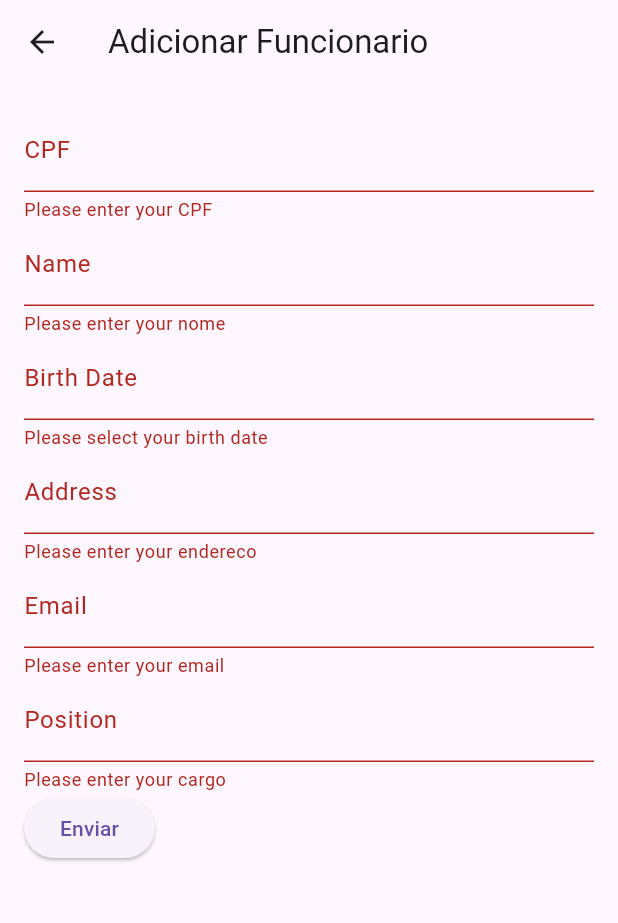
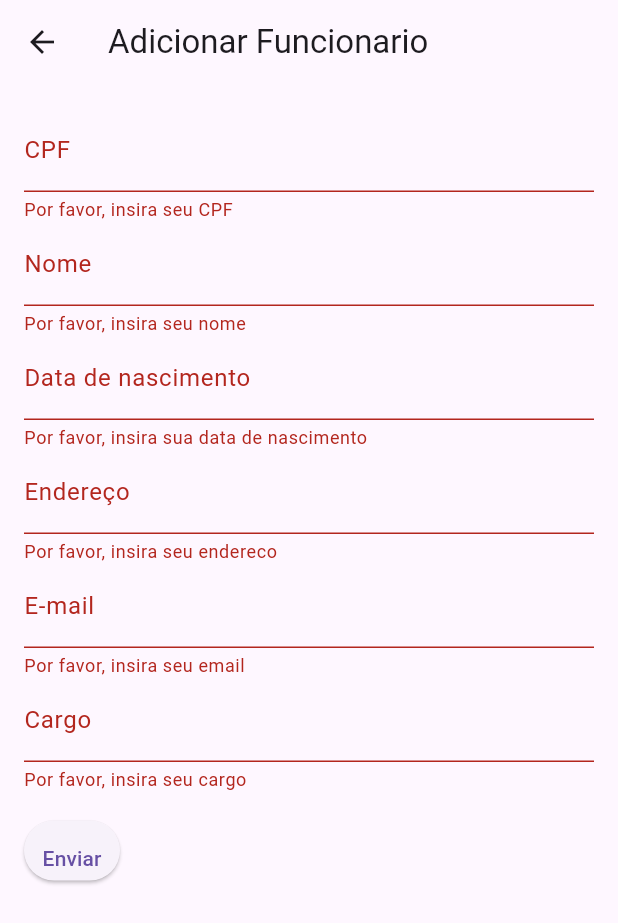
Before and after one commit to joseedivandro/prontu-rio_flutter, a Flutter app: the FuncionarioForm screen opened directly, after a tap on "Enviar", on a phone screen of 412 x 824 dp. Shown: the top 923 px of the screen. Run offline on Flutter 3.47's test engine with Material 3 defaults, Android fonts, the phone set to English and light mode, and no system bars; our stand-ins replace sqflite; accounts and stored records are empty; network calls fail.

Commit message:
fix(style): corrigindo estilos e formas

```diff
--- a/lib/UI/cadastro.dart
+++ b/lib/UI/cadastro.dart
@@ -69,27 +69,27 @@ class _FuncionarioFormState extends State<FuncionarioForm> {
             children: [
               TextFormField(
                 controller: _cpfController,
-                decoration: InputDecoration(labelText: 'CPF'),
+                decoration: const InputDecoration(labelText: 'CPF'),
                 validator: (value) {
                   if (value == null || value.isEmpty) {
-                    return 'Please enter your CPF';
+                    return 'Por favor, insira seu CPF';
                   }
                   return null;
                 },
               ),
               TextFormField(
                 controller: _nomeController,
-                decoration: InputDecoration(labelText: 'Name'),
+                decoration: const InputDecoration(labelText: 'Nome'),
                 validator: (value) {
                   if (value == null || value.isEmpty) {
-                    return 'Please enter your nome';
+                    return 'Por favor, insira seu nome';
                   }
                   return null;
                 },
               ),
               TextFormField(
                 controller: _dataNascimentoController,
-                decoration: InputDecoration(labelText: 'Birth Date'),
+                decoration: const InputDecoration(labelText: 'Data de nascimento'),
                 onTap: () async {
                   DateTime? pickedDate = await showDatePicker(
                     context: context,
@@ -106,41 +106,42 @@ class _FuncionarioFormState extends State<FuncionarioForm> {
                 },
                 validator: (value) {
                   if (value == null || value.isEmpty) {
-                    return 'Please select your birth date';
+                    return 'Por favor, insira sua data de nascimento';
                   }
                   return null;
                 },
               ),
               TextFormField(
                 controller: _enderecoController,
-                decoration: InputDecoration(labelText: 'Address'),
+                decoration: const InputDecoration(labelText: 'Endereço'),
                 validator: (value) {
                   if (value == null || value.isEmpty) {
-                    return 'Please enter your endereco';
+                    return 'Por favor, insira seu endereco';
                   }
                   return null;
                 },
               ),
               TextFormField(
                 controller: _emailController,
-                decoration: InputDecoration(labelText: 'Email'),
+                decoration: const InputDecoration(labelText: 'E-mail'),
                 validator: (value) {
                   if (value == null || value.isEmpty) {
-                    return 'Please enter your email';
+                    return 'Por favor, insira seu email';
                   }
                   return null;
                 },
               ),
               TextFormField(
                 controller: _cargoController,
-                decoration: InputDecoration(labelText: 'Position'),
+                decoration: const InputDecoration(labelText: 'Cargo'),
                 validator: (value) {
                   if (value == null || value.isEmpty) {
-                    return 'Please enter your cargo';
+                    return 'Por favor, insira seu cargo';
                   }
                   return null;
                 },
               ),
+              const SizedBox(height: 15.0),
               ElevatedButton(
                 onPressed: () async {
                   if (_formKey.currentState?.validate() ?? false) {
@@ -153,6 +154,7 @@ class _FuncionarioFormState extends State<FuncionarioForm> {
                       _cargoController.text,
                     _idController.text,
                     );
+
 
                     try {
                       if (widget.funcionario != null) {
@@ -182,7 +184,11 @@ class _FuncionarioFormState extends State<FuncionarioForm> {
                     }
                   }
                 },
-                child: Text('Enviar'),
+                style: ElevatedButton.styleFrom(
+                  padding: EdgeInsets.only(top: 10.0), // Ajuste o valor conforme necessário
+                ),
+
+                child: const Text('Enviar'),
               ),
             ],
           ),
```
